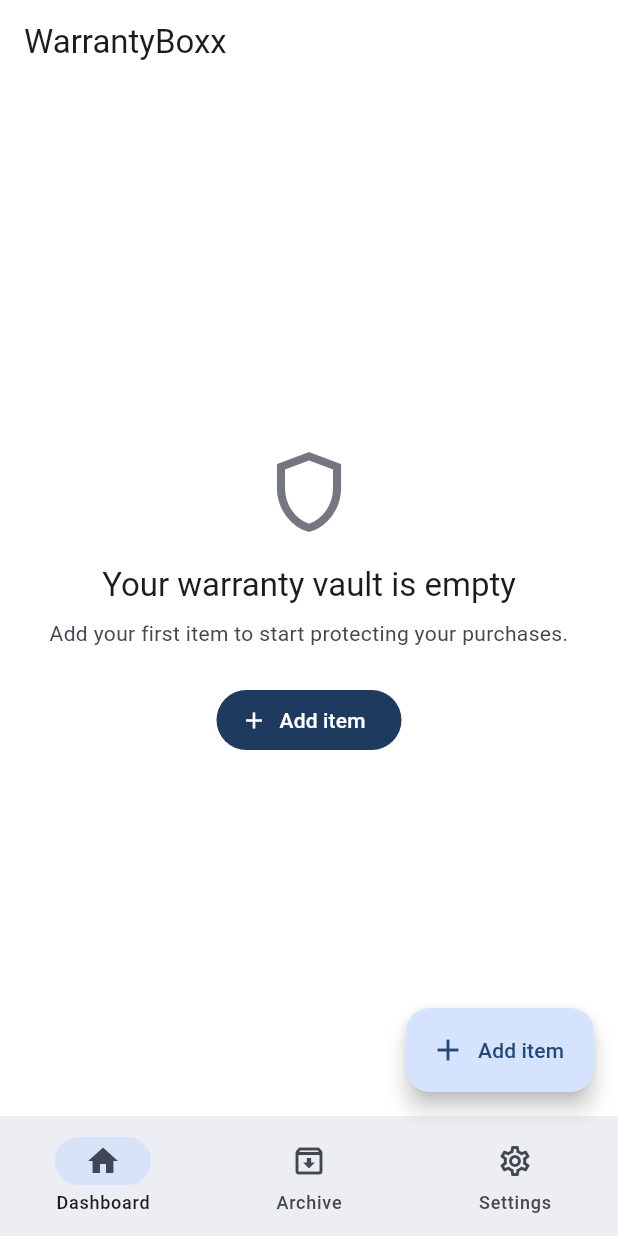
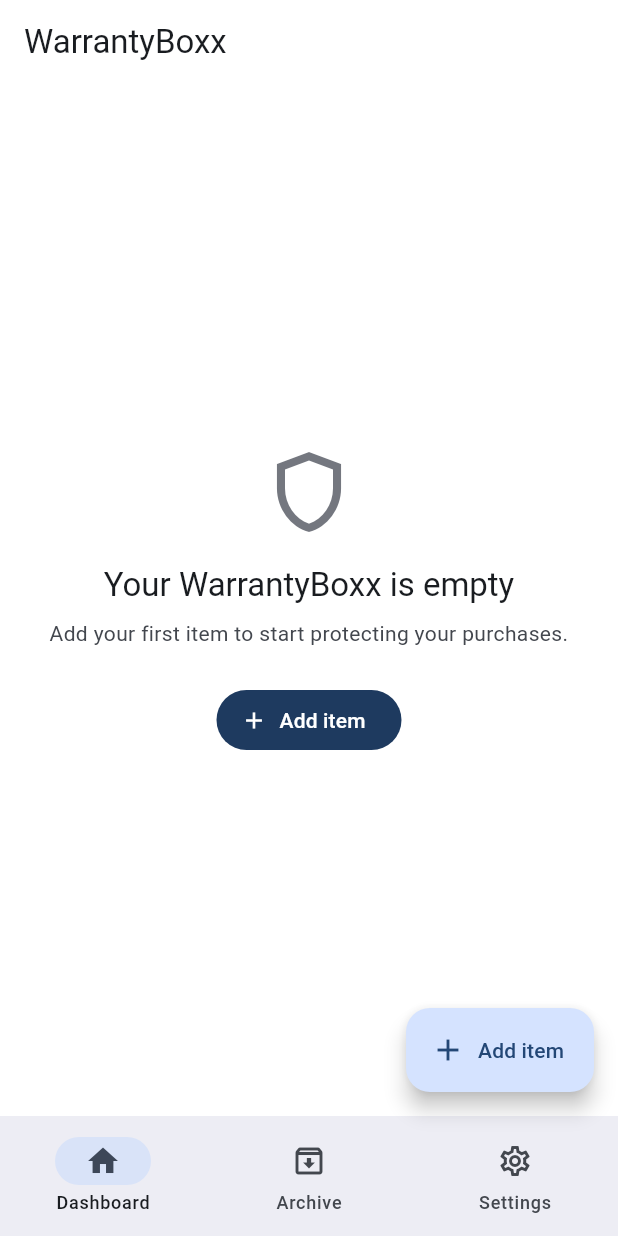
Before and after one commit to BloodBlinker/WarrantyBoxx-, a Flutter app: the screen it shows after launch, after a tap on "Get started", on a phone screen of 412 x 824 dp. Run offline on Flutter 3.47's test engine with Material 3 defaults, Android fonts, the phone set to English and light mode, and no system bars; our stand-ins replace csv, drift, drift_flutter, flutter_image_compress, flutter_local_notifications, flutter_riverpod and 5 more; missing offline and left inert: home_widget, workmanager; accounts and stored records are empty; generated files the repository leaves out were written again.

Commit message:
BUg Fixes

```diff
--- a/lib/domain/services/export_service.dart
+++ b/lib/domain/services/export_service.dart
@@ -34,13 +34,13 @@ class ExportService {
       case ExportFormat.csv:
         final csv = CsvExporter.toCsv(items,
             categoriesById: categoriesById, today: today);
-        final path = p.join(dir.path, 'warranty_vault_$stamp.csv');
+        final path = p.join(dir.path, 'warrantyboxx_$stamp.csv');
         await File(path).writeAsString(csv, encoding: utf8);
         file = XFile(path, mimeType: 'text/csv');
       case ExportFormat.pdf:
         final bytes = await PdfExporter.build(items,
             categoriesById: categoriesById, today: today);
-        final path = p.join(dir.path, 'warranty_vault_$stamp.pdf');
+        final path = p.join(dir.path, 'warrantyboxx_$stamp.pdf');
         await File(path).writeAsBytes(bytes);
         file = XFile(path, mimeType: 'application/pdf');
     }
--- a/lib/l10n/app_en.arb
+++ b/lib/l10n/app_en.arb
@@ -21,7 +21,7 @@
   "dashboardAverageHealth": "Average health {percent}%",
   "@dashboardAverageHealth": { "placeholders": { "percent": { "type": "int" } } },
   "dashboardExpiredSection": "Expired",
-  "dashboardEmptyTitle": "Your warranty vault is empty",
+  "dashboardEmptyTitle": "Your WarrantyBoxx is empty",
   "dashboardEmptyBody": "Add your first item to start protecting your purchases.",
   "dashboardAddFirstItem": "Add item",
 
--- a/lib/l10n/app_localizations.dart
+++ b/lib/l10n/app_localizations.dart
@@ -187,7 +187,7 @@ abstract class AppLocalizations {
   /// No description provided for @dashboardEmptyTitle.
   ///
   /// In en, this message translates to:
-  /// **'Your warranty vault is empty'**
+  /// **'Your WarrantyBoxx is empty'**
   String get dashboardEmptyTitle;
 
   /// No description provided for @dashboardEmptyBody.
--- a/lib/l10n/app_localizations_en.dart
+++ b/lib/l10n/app_localizations_en.dart
@@ -61,7 +61,7 @@ class AppLocalizationsEn extends AppLocalizations {
   String get dashboardExpiredSection => 'Expired';
 
   @override
-  String get dashboardEmptyTitle => 'Your warranty vault is empty';
+  String get dashboardEmptyTitle => 'Your WarrantyBoxx is empty';
 
   @override
   String get dashboardEmptyBody =>
--- a/lib/main.dart
+++ b/lib/main.dart
@@ -65,7 +65,7 @@ Future<void> main() async {
   runApp(
     UncontrolledProviderScope(
       container: container,
-      child: const WarrantyVaultApp(),
+      child: const WarrantyBoxxApp(),
     ),
   );
 }
@@ -88,9 +88,9 @@ void _handleDeepLink(ProviderContainer container, String payload) {
 }
 
 /// Root application widget.
-class WarrantyVaultApp extends ConsumerWidget {
+class WarrantyBoxxApp extends ConsumerWidget {
   /// Creates the root app widget.
-  const WarrantyVaultApp({super.key});
+  const WarrantyBoxxApp({super.key});
 
   @override
   Widget build(BuildContext context, WidgetRef ref) {
```
Also changed, not shown: 3 other files.
